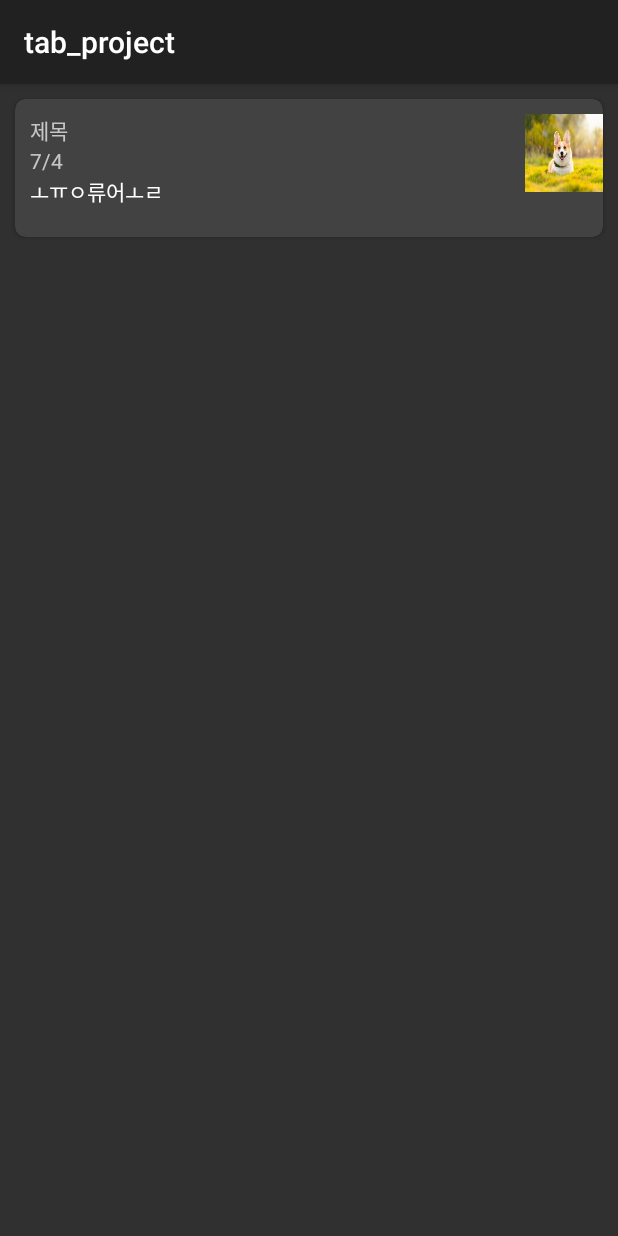
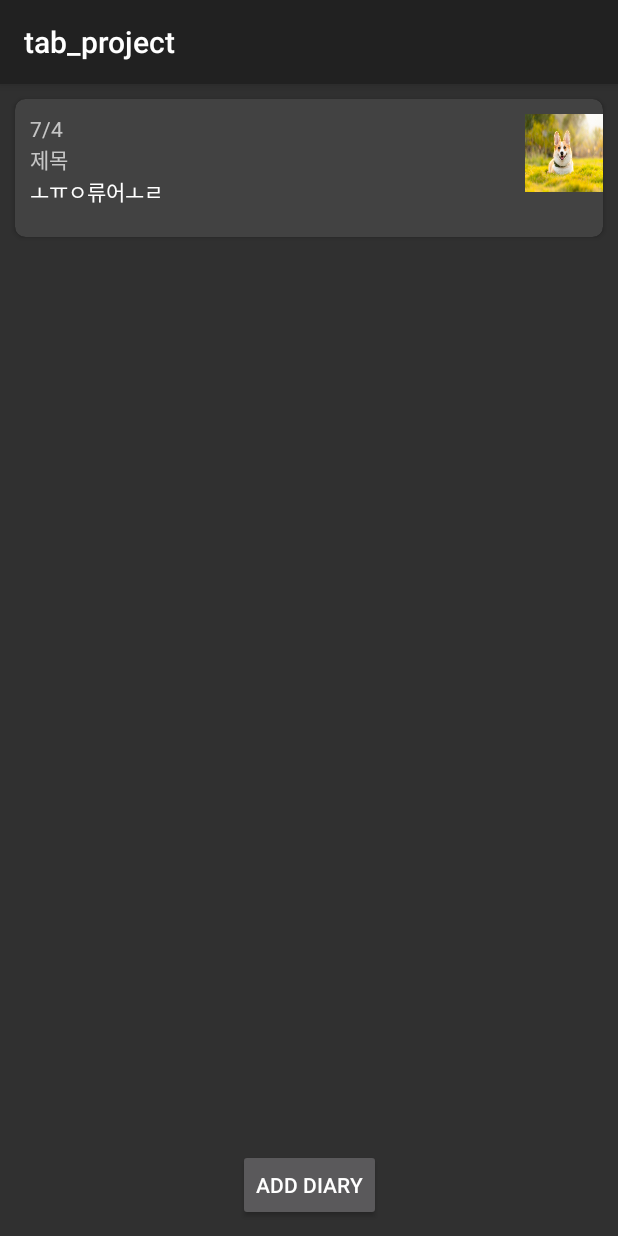
Before and after one commit to madcamp4/TabProject, an Android app built with Jetpack Compose: the fragment Fragment03 shown on its own in the app's theme, on a phone screen of 412 x 824 dp. Run offline under Robolectric (Android 15) with nearby library versions, the phone set to English and light mode, and no system bars.

Commit message:
commit 1

```diff
--- a/app/src/main/AndroidManifest.xml
+++ b/app/src/main/AndroidManifest.xml
@@ -21,7 +21,10 @@
         android:theme="@style/Theme.AppCompat"
         tools:targetApi="31">
         <activity
-            android:name=".MainActivity2"
+            android:name=".ImgViewActivity"
+            android:exported="false" />
+        <activity
+            android:name=".AddDiaryActivity"
             android:exported="false" />
         <activity
             android:name=".MainActivity"
--- a/app/src/main/java/com/example/tab_project/DiaryData.kt
+++ b/app/src/main/java/com/example/tab_project/DiaryData.kt
@@ -1,8 +1,8 @@
 package com.example.tab_project
 
 class DiaryData(
+    var date: String? = null,
     var title: String? = null,
-    var date: String? = null,
     var content: String? = null,
     var icon: Int? = null
 )
--- a/app/src/main/java/com/example/tab_project/Fragment01.kt
+++ b/app/src/main/java/com/example/tab_project/Fragment01.kt
@@ -154,7 +154,7 @@ class Fragment01 : Fragment(){
         contactAdapter.editContactInAdapter(position) //contactAdapter 속의 데이터 수정
     }
 
-    @RequiresApi(Build.VERSION_CODES.R)
+
     private fun removeContact(target_id: String?, position: Int) {
         val selectedContactUri = target_id?.let { getContactUriFromContactId(it) }
 
--- a/app/src/main/java/com/example/tab_project/Fragment03.kt
+++ b/app/src/main/java/com/example/tab_project/Fragment03.kt
@@ -1,9 +1,13 @@
 package com.example.tab_project
 
+import android.app.Activity
+import android.content.Intent
 import android.os.Bundle
 import android.view.LayoutInflater
 import android.view.View
 import android.view.ViewGroup
+import androidx.activity.result.ActivityResultLauncher
+import androidx.activity.result.contract.ActivityResultContracts
 import androidx.fragment.app.Fragment
 import androidx.recyclerview.widget.LinearLayoutManager
 import androidx.recyclerview.widget.RecyclerView
@@ -13,6 +17,10 @@ import com.example.tab_project.databinding.Fragment03Binding
 class Fragment03 : Fragment() {
 
     private lateinit var binding: Fragment03Binding
+
+    private lateinit var addDiaryContract: ActivityResultLauncher<Intent>
+
+    private val REQUEST_CODE = 1
 
     override fun onCreateView(
         inflater: LayoutInflater, container: ViewGroup?,
@@ -32,7 +40,28 @@ class Fragment03 : Fragment() {
 
         if (diaryAdapter != null) {
             diaryAdapter.DiaryList = mutableListOf<DiaryData>((DiaryData("7/4", "제목", "ㅗㅠㅇ류어ㅗㄹ", R.drawable.img_1_right) ))
-            println("ddf")
+        }
+
+        binding.btnAddDiary.setOnClickListener {
+            println(context)
+            println(activity)
+            val intent = Intent(context, AddDiaryActivity::class.java)
+            addDiaryContract.launch(intent) //일기 추가하는 창으로 이동
+        }
+
+        addDiaryContract = registerForActivityResult(ActivityResultContracts.StartActivityForResult() ) { result ->
+            if (result.resultCode == Activity.RESULT_OK) { //activity가 제대로 종료되었으면 안에 있는 코드 실행
+                val newDiaryData = DiaryData(
+                    result.data?.getStringExtra("date"),
+                    result.data?.getStringExtra("title"),
+                    result.data?.getStringExtra("content"),
+                    result.data?.getIntExtra("icon", 0))
+
+                if (diaryAdapter != null) {
+                    diaryAdapter.DiaryList.add(newDiaryData)
+                    diaryAdapter.notifyDataSetChanged()
+                }
+            }
         }
 
     }
--- a/app/src/main/java/com/example/tab_project/MainActivity2.kt
+++ b/app/src/main/java/com/example/tab_project/ImgViewActivity.kt
@@ -3,17 +3,16 @@ package com.example.tab_project
 import android.os.Build
 import androidx.appcompat.app.AppCompatActivity
 import android.os.Bundle
-import android.util.Log
 import android.widget.ImageView
 import androidx.annotation.RequiresApi
 
-class MainActivity2 : AppCompatActivity() {
+class ImgViewActivity : AppCompatActivity() {
     private lateinit var bigImage: ImageView
 
     @RequiresApi(Build.VERSION_CODES.TIRAMISU)
     override fun onCreate(savedInstanceState: Bundle?) {
         super.onCreate(savedInstanceState)
-        setContentView(R.layout.activity_main2)
+        setContentView(R.layout.activity_imageview)
 
         bigImage = findViewById(R.id.bigImage)
 
--- a/app/src/main/java/com/example/tab_project/ProfileAdapter.kt
+++ b/app/src/main/java/com/example/tab_project/ProfileAdapter.kt
@@ -6,10 +6,7 @@ import android.util.Log
 import android.view.LayoutInflater
 import android.view.View
 import android.view.ViewGroup
-import android.widget.AdapterView
 import android.widget.ImageView
-import androidx.core.content.ContentProviderCompat
-import androidx.core.content.ContextCompat
 import androidx.recyclerview.widget.RecyclerView
 import com.bumptech.glide.Glide
 
@@ -38,7 +35,7 @@ class ProfileAdapter(private val context: Context) : RecyclerView.Adapter<Profil
         holder.itemView.setOnClickListener {
             Log.i("ssss",position.toString())
             val imageId = imageIds[position]
-            val intent = Intent(context, MainActivity2::class.java)
+            val intent = Intent(context, ImgViewActivity::class.java)
             intent.putExtra("imageId", imageId)
             context.startActivity(intent)
 
--- a/app/src/main/res/layout/fragment_03.xml
+++ b/app/src/main/res/layout/fragment_03.xml
@@ -7,8 +7,23 @@
     tools:context=".Fragment03">
 
     <androidx.recyclerview.widget.RecyclerView
+        android:id="@+id/rvDiary"
         android:layout_width="match_parent"
-        android:layout_height="match_parent"
-        android:id="@+id/rvDiary"/>
+        android:layout_height="0dp"
+        app:layout_constraintBottom_toTopOf="@+id/btnAddDiary"
+        app:layout_constraintTop_toTopOf="parent"
+        tools:layout_editor_absoluteX="0dp"
+        android:layout_marginBottom="10dp"/>
+
+    <Button
+        android:id="@+id/btnAddDiary"
+        android:layout_width="wrap_content"
+        android:layout_height="wrap_content"
+        android:text="Add Diary"
+        app:layout_constraintBottom_toBottomOf="parent"
+        app:layout_constraintEnd_toEndOf="parent"
+        app:layout_constraintStart_toStartOf="parent"
+        android:layout_marginBottom="10dp"/>
+
 
 </androidx.constraintlayout.widget.ConstraintLayout>
```
Also changed, not shown: app/src/main/java/com/example/tab_project/AddDiaryActivity.kt (added, +46 -0 lines), app/src/main/java/com/example/tab_project/Fragment02.kt (+10 -10 lines), app/src/main/res/layout/activity_adddiary.xml (added, +83 -0 lines), app/src/main/res/layout/activity_imageview.xml (renamed from app/src/main/res/layout/activity_main2.xml, +6 -6 lines).
